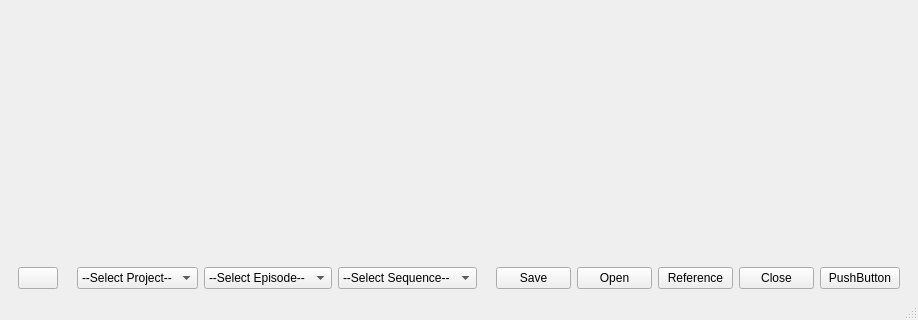
Before: the Qt Designer form ui/explorer.ui in iceanimations/customui, drawn with Qt 5; both pictures show x 0 to 918 and y 198 to 518 of the 918 by 518 pixel window.
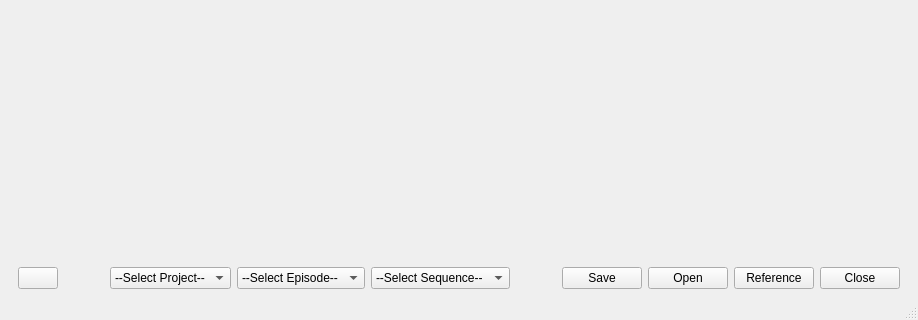
After: the same form once the commit is applied.

Commit message: items loading icons by adding icon loading to paintEvent

Patch:
```diff
--- a/ui/explorer.ui
+++ b/ui/explorer.ui
@@ -196,13 +196,6 @@
         </property>
        </widget>
       </item>
-      <item>
-       <widget class="QPushButton" name="testButton">
-        <property name="text">
-         <string>PushButton</string>
-        </property>
-       </widget>
-      </item>
      </layout>
     </item>
    </layout>
```
The commit also changes 1 other file.
